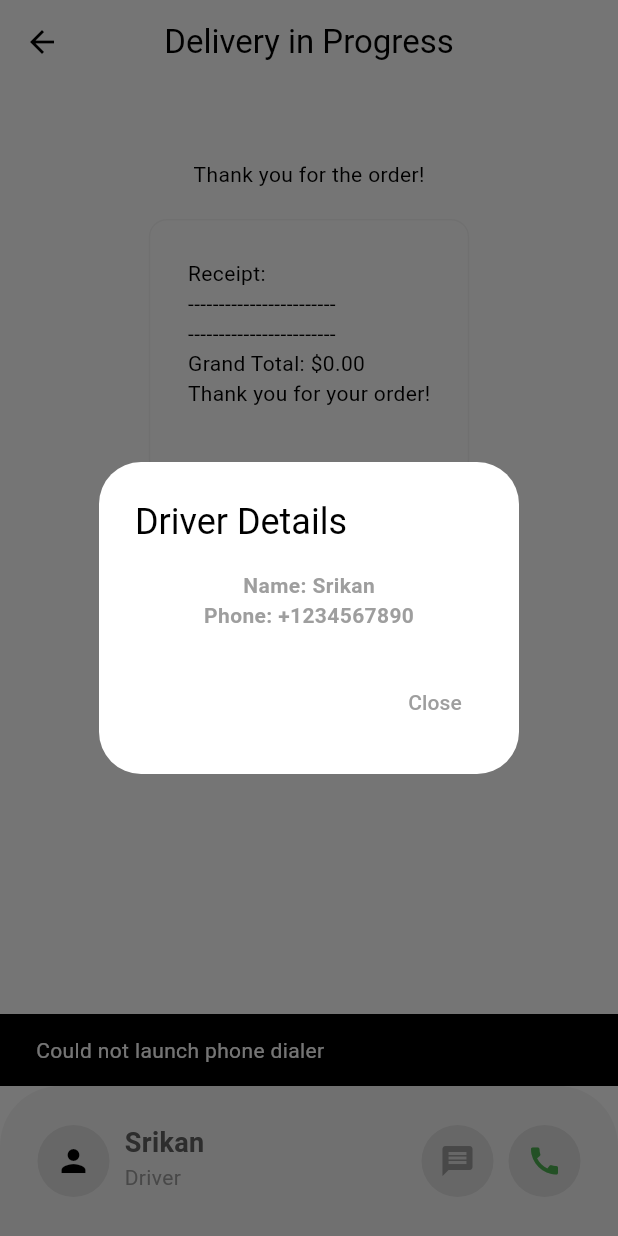
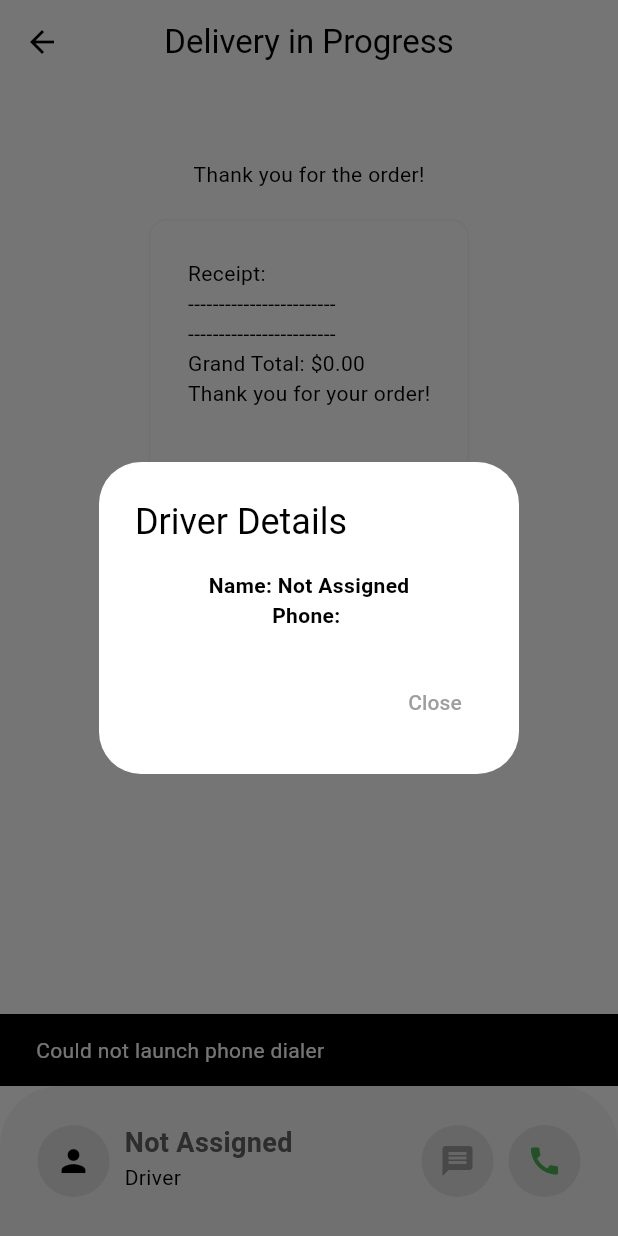
Before and after one commit to Rahulranesh/food_delivery, a Flutter app: the DeliveryProgressPage screen opened directly, item 3 of the bottom bar chosen, after a tap on the "person" icon, on a phone screen of 412 x 824 dp. Run offline on Flutter 3.47's test engine with Material 3 defaults, Android fonts, the phone set to English and light mode, and no system bars; our stand-ins replace cloud_firestore, firebase_auth, firebase_core, flutter_credit_card, geocoding, geolocator; accounts and stored records are empty.

Commit message:
fixed the code.error at versions

```diff
--- a/lib/models/cart_item.dart
+++ b/lib/models/cart_item.dart
@@ -1,10 +1,8 @@
-// ignore_for_file: public_member_api_docs, sort_constructors_first
-
 import 'package:food_delivery/models/food.dart';
 
 class CartItem {
-  Food food;
-  List<Addon> selectedAddons;
+  final Food food;
+  final List<Addon> selectedAddons;
   int quantity;
 
   CartItem({
@@ -14,14 +12,8 @@ class CartItem {
   });
 
   double get totalPrice {
-    // Convert food price from String to double
-    double foodPrice = double.parse(food.price);
-
-    // Calculate addons price
-    double addonsPrice =
-        selectedAddons.fold(0, (sum, addon) => sum + addon.price);
-
-    // Return total price for the cart item
+    double foodPrice = double.tryParse(food.price) ?? 0.0;
+    double addonsPrice = selectedAddons.fold(0, (sum, addon) => sum + addon.price);
     return (foodPrice + addonsPrice) * quantity;
   }
 }
--- a/lib/models/food.dart
+++ b/lib/models/food.dart
@@ -1,4 +1,3 @@
-// models/food.dart
 enum FoodCategory {
   burgers,
   salads,
--- a/lib/models/restaurant.dart
+++ b/lib/models/restaurant.dart
@@ -1,4 +1,3 @@
-// models/restaurant.dart
 import 'package:cloud_firestore/cloud_firestore.dart';
 import 'package:flutter/foundation.dart';
 import 'package:food_delivery/models/food.dart';
@@ -8,17 +7,22 @@ class Restaurant extends ChangeNotifier {
   List<Food> _menu = [];
   List<Food> get menu => _menu;
 
-  // Delivery address (initially a placeholder)
+  // Delivery address and coordinates
   String _deliveryAddress = 'Fetching...';
   String get deliveryAddress => _deliveryAddress;
+  GeoPoint? _deliveryCoordinates;
+  GeoPoint? get deliveryCoordinates => _deliveryCoordinates;
 
   // User cart
   final List<CartItem> _cart = [];
   List<CartItem> get cart => _cart;
 
+  // Favourites list
+  final List<Food> _favourites = [];
+  List<Food> get favourites => _favourites;
+
   Restaurant() {
     fetchMenu();
-    // Optionally, fetch a saved delivery address from the user profile here.
   }
 
   Future<void> fetchMenu() async {
@@ -30,22 +34,30 @@ class Restaurant extends ChangeNotifier {
     notifyListeners();
   }
 
-  // --- Cart and order functions remain as before ---
-  void addToCart(Food food, List<Addon> selectedAddons) {
-    // [Your addToCart implementation...]
+  void addToCart(Food food, [List<Addon> selectedAddons = const []]) {
+    // Simplified: add item with quantity 1
+    _cart.add(CartItem(food: food, selectedAddons: selectedAddons));
+    notifyListeners();
   }
 
   void removeFromCart(CartItem cartItem) {
-    // [Your removeFromCart implementation...]
+    int index = _cart.indexOf(cartItem);
+    if (index != -1) {
+      if (_cart[index].quantity > 1) {
+        _cart[index].quantity--;
+      } else {
+        _cart.removeAt(index);
+      }
+      notifyListeners();
+    }
   }
 
   double getTotalPrice() {
-    // [Your total price calculation...]
     double total = 0.0;
     for (var cartItem in _cart) {
-      double itemPrice = double.tryParse(cartItem.food.price) ?? 0.0;
+      double foodPrice = double.tryParse(cartItem.food.price) ?? 0.0;
       double addonsPrice = cartItem.selectedAddons.fold(0.0, (sum, addon) => sum + addon.price);
-      total += (itemPrice + addonsPrice) * cartItem.quantity;
+      total += (foodPrice + addonsPrice) * cartItem.quantity;
     }
     return total;
   }
@@ -64,12 +76,27 @@ class Restaurant extends ChangeNotifier {
     notifyListeners();
   }
 
+  void updateDeliveryCoordinates(GeoPoint coordinates) {
+    _deliveryCoordinates = coordinates;
+    notifyListeners();
+  }
+
+  void addToFavourites(Food food) {
+    if (!_favourites.contains(food)) {
+      _favourites.add(food);
+      notifyListeners();
+    }
+  }
+
+  void removeFromFavourites(Food food) {
+    _favourites.remove(food);
+    notifyListeners();
+  }
+
   String generateReceipt() {
-    // [Your receipt generation code...]
     StringBuffer receiptBuffer = StringBuffer();
     receiptBuffer.writeln('Receipt:');
     receiptBuffer.writeln('------------------------');
-
     for (var cartItem in _cart) {
       receiptBuffer.writeln('${cartItem.food.name} x${cartItem.quantity}');
       for (var addon in cartItem.selectedAddons) {
--- a/lib/pages/delivery_progress.dart
+++ b/lib/pages/delivery_progress.dart
@@ -1,41 +1,89 @@
 import 'package:flutter/material.dart';
+import 'package:cloud_firestore/cloud_firestore.dart';
 import 'package:food_delivery/components/my_receipt.dart';
-import 'package:food_delivery/database/firestore.dart';
 import 'package:food_delivery/models/restaurant.dart';
 import 'package:food_delivery/pages/chat_screen.dart';
 import 'package:provider/provider.dart';
+import 'package:geolocator/geolocator.dart';
 import 'package:url_launcher/url_launcher.dart';
 
 class DeliveryProgressPage extends StatefulWidget {
-  const DeliveryProgressPage({super.key});
-
+  const DeliveryProgressPage({Key? key}) : super(key: key);
   @override
   State<DeliveryProgressPage> createState() => _DeliveryProgressPageState();
 }
 
 class _DeliveryProgressPageState extends State<DeliveryProgressPage> {
-  final FirestoreService db = FirestoreService();
+  // Assigned driver details
+  String driverName = "Not Assigned";
+  String driverPhone = "";
+  String driverId = "";
+  bool isDriverAssigned = false;
 
   @override
   void didChangeDependencies() {
     super.didChangeDependencies();
+    _assignDriver();
     _saveOrder();
   }
 
-  void _saveOrder() async {
-    String receipt = context.read<Restaurant>().generateReceipt();
-    try {
-      await db.saveOrderToDatabase(receipt);
-    } catch (error) {
-      ScaffoldMessenger.of(context).showSnackBar(
-        SnackBar(content: Text('Failed to save order: $error')),
-      );
+  Future<void> _assignDriver() async {
+    final restaurant = Provider.of<Restaurant>(context, listen: false);
+    if (restaurant.deliveryCoordinates == null) return;
+    GeoPoint userLocation = restaurant.deliveryCoordinates!;
+
+    QuerySnapshot snapshot = await FirebaseFirestore.instance
+        .collection('drivers')
+        .where('status', isEqualTo: 'available')
+        .get();
+
+    double minDistance = double.infinity;
+    String selectedDriverId = "";
+    String selectedDriverName = "";
+    String selectedDriverPhone = "";
+    for (var doc in snapshot.docs) {
+      Map<String, dynamic> data = doc.data() as Map<String, dynamic>;
+      GeoPoint driverLocation = data['location'];
+      double distance = Geolocator.distanceBetween(
+          userLocation.latitude,
+          userLocation.longitude,
+          driverLocation.latitude,
+          driverLocation.longitude);
+      if (distance < minDistance) {
+        minDistance = distance;
+        selectedDriverId = doc.id;
+        selectedDriverName = data['name'] ?? 'Driver';
+        selectedDriverPhone = data['phone'] ?? '';
+      }
+    }
+    if (selectedDriverId.isNotEmpty) {
+      await FirebaseFirestore.instance
+          .collection('drivers')
+          .doc(selectedDriverId)
+          .update({'status': 'busy'});
+      setState(() {
+        driverId = selectedDriverId;
+        driverName = selectedDriverName;
+        driverPhone = selectedDriverPhone;
+        isDriverAssigned = true;
+      });
     }
   }
 
-  // Mock driver details
-  final String driverName = "Srikan";
-  final String driverPhone = "+1234567890";
+  void _saveOrder() async {
+    final restaurant = Provider.of<Restaurant>(context, listen: false);
+    String receipt = restaurant.generateReceipt();
+    try {
+      await FirebaseFirestore.instance.collection('orders').add({
+        'date': DateTime.now(),
+        'order': receipt,
+        'driverId': driverId,
+      });
+    } catch (error) {
+      ScaffoldMessenger.of(context)
+          .showSnackBar(SnackBar(content: Text('Failed to save order: $error')));
+    }
+  }
 
   void _showDriverDetails() {
     showDialog(
@@ -43,27 +91,16 @@ class _DeliveryProgressPageState extends State<DeliveryProgressPage> {
       builder: (context) => AlertDialog(
         title: Text('Driver Details'),
         content: Column(
-          mainAxisAlignment: MainAxisAlignment.center,
           mainAxisSize: MainAxisSize.min,
           children: [
-            Text(
-              'Name: $driverName',
-              style: TextStyle(
-                  fontWeight: FontWeight.bold,
-                  color: Theme.of(context).colorScheme.primary),
-            ),
-            Text(
-              'Phone: $driverPhone',
-              style: TextStyle(
-                  fontWeight: FontWeight.bold,
-                  color: Theme.of(context).colorScheme.primary),
-            ),
+            Text('Name: $driverName', style: const TextStyle(fontWeight: FontWeight.bold)),
+            Text('Phone: $driverPhone', style: const TextStyle(fontWeight: FontWeight.bold)),
           ],
         ),
         actions: [
           TextButton(
             onPressed: () => Navigator.of(context).pop(),
-            child: Text('Close'),
+            child: const Text('Close'),
           ),
         ],
       ),
@@ -71,16 +108,12 @@ class _DeliveryProgressPageState extends State<DeliveryProgressPage> {
   }
 
   void _callDriver() async {
-    final Uri url = Uri(
-      scheme: 'tel',
-      path: driverPhone,
-    );
+    final Uri url = Uri(scheme: 'tel', path: driverPhone);
     if (await canLaunchUrl(url)) {
       await launchUrl(url);
     } else {
-      ScaffoldMessenger.of(context).showSnackBar(
-        SnackBar(content: Text('Could not launch phone dialer')),
-      );
+      ScaffoldMessenger.of(context)
+          .showSnackBar(const SnackBar(content: Text('Could not launch phone dialer')));
     }
   }
 
@@ -88,24 +121,21 @@ class _DeliveryProgressPageState extends State<DeliveryProgressPage> {
     Navigator.push(
       context,
       MaterialPageRoute(
-        builder: (context) =>
-            ChatScreen(driverName: driverName, driverId: 'driver_unique_id'),
+        builder: (context) => ChatScreen(driverName: driverName, driverId: driverId),
       ),
     );
   }
 
   @override
   Widget build(BuildContext context) {
-    final restaurant = Provider.of<Restaurant>(context);
-    final receipt = restaurant.generateReceipt();
-
+    final receipt = Provider.of<Restaurant>(context).generateReceipt();
     return Scaffold(
       appBar: AppBar(
         backgroundColor: Colors.transparent,
         title: const Text('Delivery in Progress'),
         centerTitle: true,
       ),
-      bottomNavigationBar: _buildBottomNavBar(context),
+      bottomNavigationBar: _buildBottomNavBar(),
       body: Column(
         children: [
           MyReceipt(receipt: receipt),
@@ -114,7 +144,7 @@ class _DeliveryProgressPageState extends State<DeliveryProgressPage> {
     );
   }
 
-  Widget _buildBottomNavBar(BuildContext context) {
+  Widget _buildBottomNavBar() {
     return Container(
       height: 100,
       decoration: BoxDecoration(
@@ -140,30 +170,20 @@ class _DeliveryProgressPageState extends State<DeliveryProgressPage> {
             ),
           ),
           const SizedBox(width: 10),
-          // Driver details
           Column(
             crossAxisAlignment: CrossAxisAlignment.start,
             children: [
-              Text(
-                driverName,
-                style: TextStyle(
-                  fontWeight: FontWeight.bold,
-                  fontSize: 18,
-                  color: Theme.of(context).colorScheme.inversePrimary,
-                ),
-              ),
-              Text(
-                'Driver',
-                style: TextStyle(
-                  color: Theme.of(context).colorScheme.primary,
-                ),
-              ),
+              Text(driverName,
+                  style: TextStyle(
+                      fontWeight: FontWeight.bold,
+                      fontSize: 18,
+                      color: Theme.of(context).colorScheme.inversePrimary)),
+              const Text('Driver'),
             ],
           ),
           const Spacer(),
           Row(
             children: [
-              // Message button
               Container(
                 decoration: BoxDecoration(
                   color: Theme.of(context).colorScheme.background,
@@ -171,14 +191,10 @@ class _DeliveryProgressPageState extends State<DeliveryProgressPage> {
                 ),
                 child: IconButton(
                   onPressed: _messageDriver,
-                  icon: Icon(
-                    Icons.message,
-                    color: Theme.of(context).colorScheme.primary,
-                  ),
+                  icon: Icon(Icons.message, color: Theme.of(context).colorScheme.primary),
                 ),
               ),
               const SizedBox(width: 10),
-              // Call button
               Container(
                 decoration: BoxDecoration(
                   color: Theme.of(context).colorScheme.background,
@@ -186,10 +202,7 @@ class _DeliveryProgressPageState extends State<DeliveryProgressPage> {
                 ),
                 child: IconButton(
                   onPressed: _callDriver,
-                  icon: const Icon(
-                    Icons.call,
-                    color: Colors.green,
-                  ),
+                  icon: const Icon(Icons.call, color: Colors.green),
                 ),
               ),
             ],
```
Also changed, not shown: lib/components/my_curent_location.dart (+4 -9 lines), lib/components/my_drawer.dart (+11 -19 lines), lib/components/my_drawer_tile.dart (+5 -13 lines), lib/components/my_food_tile.dart (+50 -34 lines), lib/components/my_silver_appbar.dart (+4 -17 lines), lib/components/my_textfield.dart (+4 -12 lines), lib/pages/chat_screen.dart (+22 -49 lines), lib/pages/home_page.dart (+10 -35 lines), lib/pages/order_history.dart (+1 -6 lines), lib/pages/payment_page.dart (+4 -12 lines), lib/services/auth_gate.dart (+7 -6 lines), lib/services/auth_service.dart (+6 -15 lines), pubspec.lock, 7 other files.
